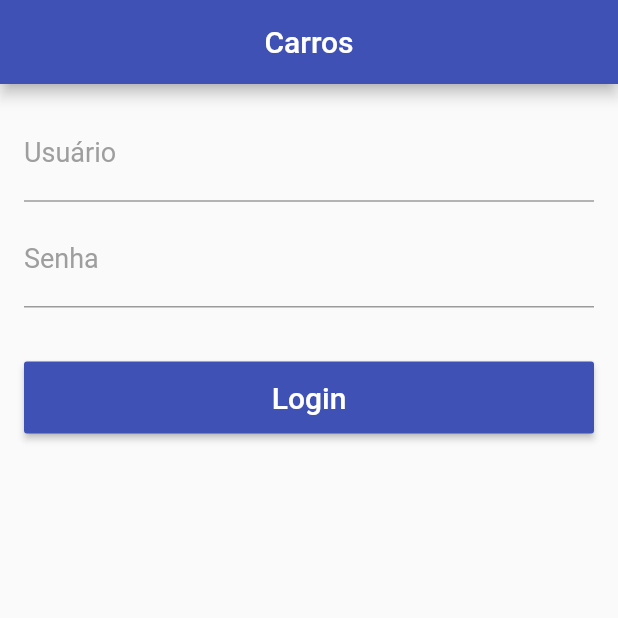
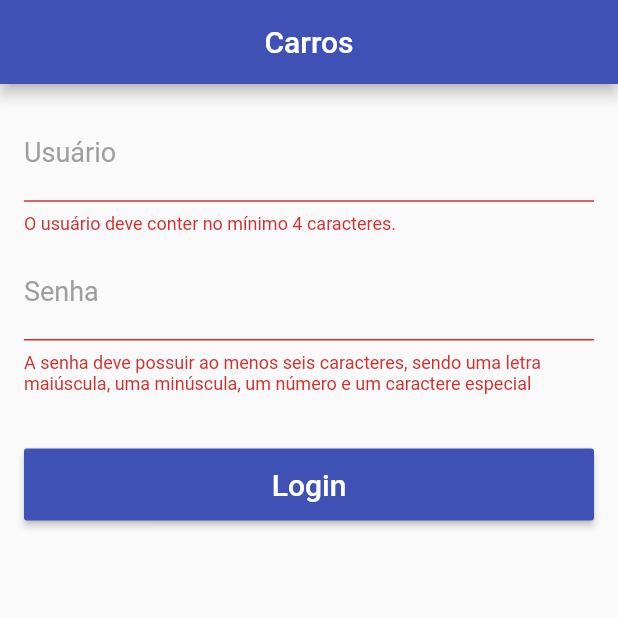
Before and after one commit to andrefch/flutter_carros, a Flutter app: the screen it shows after launch, after a tap on "Login", on a phone screen of 412 x 824 dp, the top half of it. Run offline on Flutter 3.47's test engine with Material 2 defaults, Android fonts, the phone set to English and light mode, and no system bars.

```diff
--- a/lib/screens/login_screen.dart
+++ b/lib/screens/login_screen.dart
@@ -6,6 +6,12 @@ class LoginScreen extends StatefulWidget {
 }
 
 class _LoginScreenState extends State<LoginScreen> {
+  final _formKey = GlobalKey<FormState>();
+
+  final usernameRegex = RegExp(r"^([A-z][A-z0-9\.\_]{3,})$", multiLine: true);
+  final passwordRegex =
+      RegExp(r"^(?=.*[a-z])(?=.*[A-Z])(?=.*[0-9])(?=.*[!@#\$\%\^&])(?=.{6,})");
+
   @override
   Widget build(BuildContext context) {
     return Scaffold(
@@ -18,7 +24,9 @@ class _LoginScreenState extends State<LoginScreen> {
   }
 
   Widget _createBody(BuildContext context) {
-    return Container(
+    return Form(
+      key: _formKey,
+      child: Container(
         padding: const EdgeInsets.all(16),
         child: ListView(
           children: <Widget>[
@@ -28,6 +36,7 @@ class _LoginScreenState extends State<LoginScreen> {
               hint: "Digite seu usuário",
               keyboardType: TextInputType.emailAddress,
               textCapitalization: TextCapitalization.none,
+              validator: _validateUser,
             ),
             SizedBox(height: 8),
             _createTextField(
@@ -36,10 +45,15 @@ class _LoginScreenState extends State<LoginScreen> {
               hint: "Digite sua senha",
               textCapitalization: TextCapitalization.none,
               obscureText: true,
+              validator: _validatePassword,
             ),
             SizedBox(height: 36),
-          _createLoginButton(context),
+            _createButton(
+              context: context,
+              onPressed: _onClickLoginButton,
+            ),
           ],
+        ),
       ),
     );
   }
@@ -50,7 +64,8 @@ class _LoginScreenState extends State<LoginScreen> {
       String hint,
       bool obscureText = false,
       TextCapitalization textCapitalization = TextCapitalization.sentences,
-      TextInputType keyboardType = TextInputType.text}) {
+      TextInputType keyboardType = TextInputType.text,
+      FormFieldValidator<String> validator}) {
     return TextFormField(
       decoration: InputDecoration(
         labelText: label,
@@ -61,7 +76,9 @@ class _LoginScreenState extends State<LoginScreen> {
         hintText: hint,
         hintStyle: TextStyle(
           fontSize: 18,
-          )),
+        ),
+        errorMaxLines: 3,
+      ),
       keyboardType: keyboardType,
       obscureText: obscureText,
       style: TextStyle(
@@ -69,10 +86,12 @@ class _LoginScreenState extends State<LoginScreen> {
         fontSize: 18,
       ),
       textCapitalization: textCapitalization,
+      validator: validator,
     );
   }
 
-  Widget _createLoginButton(BuildContext context) {
+  Widget _createButton(
+      {@required BuildContext context, @required VoidCallback onPressed}) {
     return SizedBox(
       height: 48,
       child: RaisedButton(
@@ -84,8 +103,32 @@ class _LoginScreenState extends State<LoginScreen> {
             fontSize: 20,
           ),
         ),
-        onPressed: () {},
+        onPressed: onPressed,
       ),
     );
   }
+
+  void _onClickLoginButton() {
+    _formKey.currentState.validate();
   }
+
+  String _validateUser(String username) {
+    if (username.length < 4) {
+      return "O usuário deve conter no mínimo 4 caracteres.";
+    }
+
+    if (!usernameRegex.hasMatch(username)) {
+      return "O usuário deve conter somente letras, números, \".\" ou \"_\"";
+    }
+
+    return null;
+  }
+
+  String _validatePassword(String password) {
+    if (!passwordRegex.hasMatch(password)) {
+      return "A senha deve possuir ao menos seis caracteres, sendo uma letra maiúscula, uma minúscula, um número e um caractere especial";
+    }
+
+    return null;
+  }
+}
```
Lines whose indentation alone changed are shown as unchanged.
